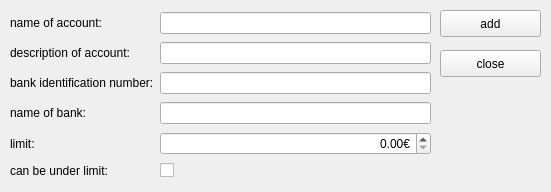
Qt form trunk/src/neueskonto.ui (BackupTheBerlios/mycash-svn) before a commit.
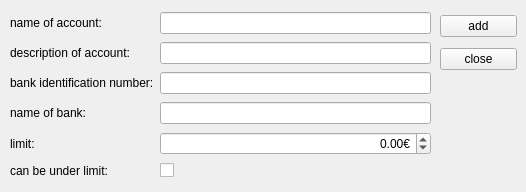
The same form after that commit.

Diff of the .ui file:
```diff
--- a/trunk/src/neueskonto.ui
+++ b/trunk/src/neueskonto.ui
@@ -8,7 +8,7 @@
    <rect>
     <x>0</x>
     <y>0</y>
-    <width>551</width>
+    <width>526</width>
     <height>192</height>
    </rect>
   </property>
@@ -86,8 +86,11 @@
       <property name="suffix" >
        <string>€</string>
       </property>
+      <property name="minimum" >
+       <double>-99999.000000000000000</double>
+      </property>
       <property name="maximum" >
-       <double>99999.990000000005239</double>
+       <double>99999.000000000000000</double>
       </property>
      </widget>
     </item>
@@ -107,31 +110,31 @@
     </item>
    </layout>
   </widget>
-  <widget class="QPushButton" name="pushAdd" >
+  <widget class="QWidget" name="" >
    <property name="geometry" >
     <rect>
      <x>440</x>
      <y>10</y>
-     <width>101</width>
-     <height>27</height>
+     <width>77</width>
+     <height>65</height>
     </rect>
    </property>
-   <property name="text" >
-    <string>add</string>
-   </property>
-  </widget>
-  <widget class="QPushButton" name="pushEnd" >
-   <property name="geometry" >
-    <rect>
-     <x>440</x>
-     <y>50</y>
-     <width>101</width>
-     <height>27</height>
-    </rect>
-   </property>
-   <property name="text" >
-    <string>close</string>
-   </property>
+   <layout class="QVBoxLayout" >
+    <item>
+     <widget class="QPushButton" name="pushAdd" >
+      <property name="text" >
+       <string>add</string>
+      </property>
+     </widget>
+    </item>
+    <item>
+     <widget class="QPushButton" name="pushEnd" >
+      <property name="text" >
+       <string>close</string>
+      </property>
+     </widget>
+    </item>
+   </layout>
   </widget>
  </widget>
  <resources/>
```
